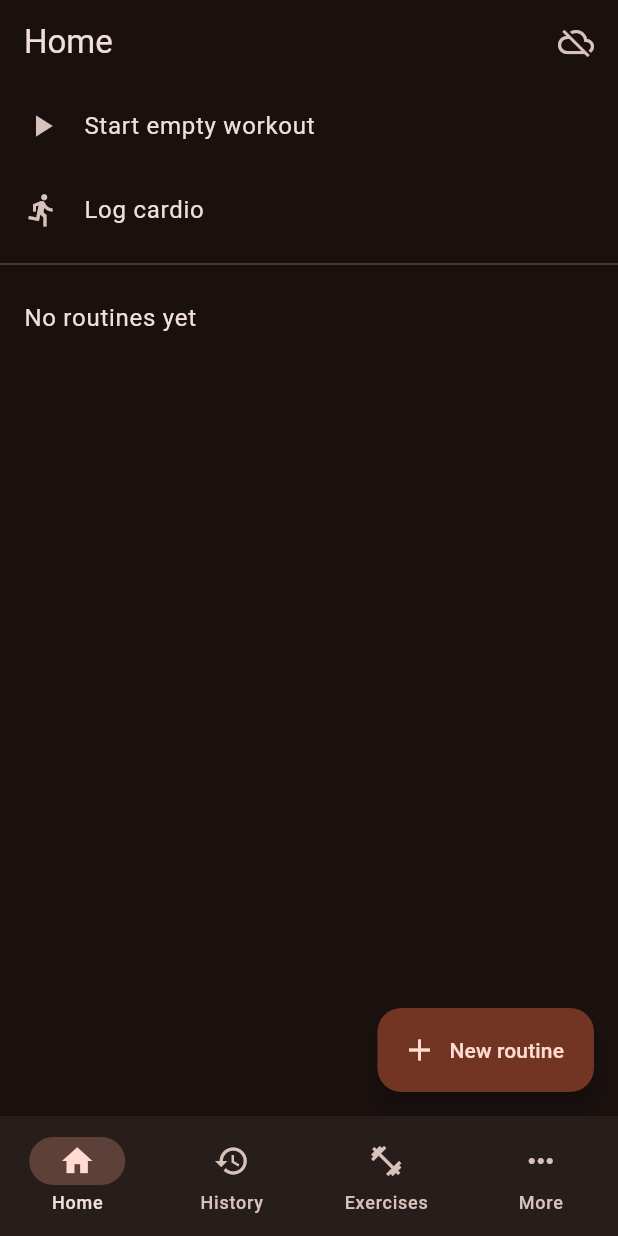
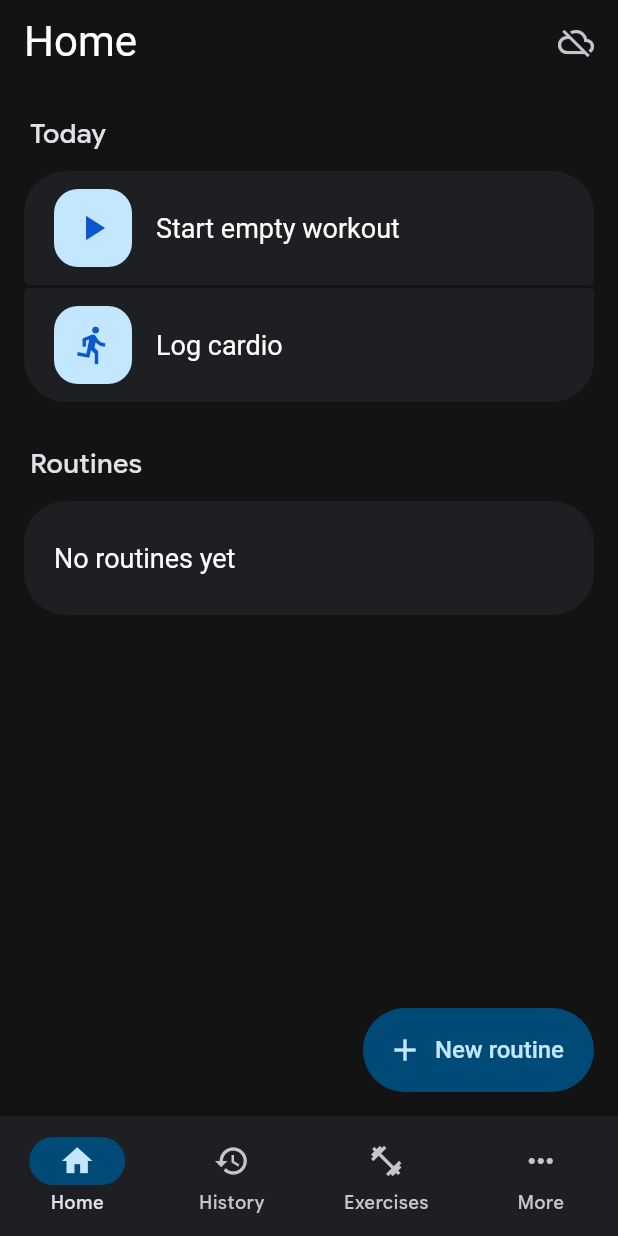
Before and after one commit to danielrispler/timburr, a Flutter app: the screen it shows after launch, after a tap on the "close" icon, on a phone screen of 412 x 824 dp. Run offline on Flutter 3.47's test engine with Material 3 defaults, Android fonts, the phone set to English and light mode, and no system bars; our stand-ins replace connectivity_plus, drift, drift_flutter, file_picker, flutter_local_notifications, share_plus and 2 more; accounts and stored records are empty; generated files the repository leaves out were written again; network calls fail.

Commit message:
Restyle the app after Google Health
Dark Google Health palette, Google Sans Flex (static 400/500 Latin
subsets, OFL), pill buttons, grouped rounded lists (TileGroup) and
light-blue icon tiles chosen by muscle group.

Co-Authored-By: Claude Opus 5.5 (1M context) <noreply@anthropic.com>

```diff
--- a/lib/main.dart
+++ b/lib/main.dart
@@ -13,6 +13,7 @@ import 'data/sync.dart';
 import 'data/routines.dart';
 import 'data/workouts.dart';
 import 'ui/core/app_shell.dart';
+import 'ui/core/theme.dart';
 import 'ui/sync/sync_ui.dart';
 
 Future<void> main() async {
@@ -46,9 +47,7 @@ class TimburrApp extends StatelessWidget {
     return MaterialApp(
       title: 'Timburr',
       themeMode: ThemeMode.dark,
-      darkTheme: ThemeData(
-        colorScheme: ColorScheme.fromSeed(seedColor: Colors.deepOrange, brightness: Brightness.dark),
-      ),
+      darkTheme: buildDarkTheme(),
       home: sync == null
           ? AppShell(catalog: catalog, routines: routines, workouts: workouts, cardio: cardio)
           : _AuthGate(catalog: catalog, routines: routines, workouts: workouts, cardio: cardio, sync: sync!),
--- a/lib/ui/backup/backup_screen.dart
+++ b/lib/ui/backup/backup_screen.dart
@@ -6,6 +6,7 @@ import 'package:flutter/material.dart';
 import 'package:path_provider/path_provider.dart';
 import 'package:share_plus/share_plus.dart';
 
+import '../core/theme.dart';
 import '../../data/backup.dart';
 import '../../data/db.dart';
 import '../../data/sync.dart';
@@ -94,20 +95,22 @@ class _BackupScreenState extends State<BackupScreen> {
             child: ListView(
               children: [
                 if (_busy) const LinearProgressIndicator(),
+                TileGroup(children: [
                 ListTile(
-                  leading: const Icon(Icons.upload_file),
+                  leading: const IconTile(Icons.upload_file),
                   title: const Text('Export backup'),
                   subtitle: const Text('All data as one JSON file, via the share sheet'),
                   enabled: !_busy,
                   onTap: _export,
                 ),
                 ListTile(
-                  leading: const Icon(Icons.restore),
+                  leading: const IconTile(Icons.restore),
                   title: const Text('Restore backup'),
                   subtitle: const Text('Pick a backup file, then replace or merge'),
                   enabled: !_busy,
                   onTap: _restore,
                 ),
+                ]),
               ],
             ),
           ),
@@ -134,10 +137,9 @@ class _BackupReminderCardState extends State<BackupReminderCard> {
         future: _due,
         builder: (context, snap) => snap.data != true || _dismissed
             ? const SizedBox.shrink()
-            : Card(
-                margin: const EdgeInsets.all(12),
-                child: ListTile(
-                  leading: const Icon(Icons.backup),
+            : TileGroup(children: [
+                ListTile(
+                  leading: const IconTile(Icons.backup),
                   title: const Text('Back up your data'),
                   subtitle: const Text('No export in the last 14 days'),
                   onTap: widget.onOpen,
@@ -150,6 +152,6 @@ class _BackupReminderCardState extends State<BackupReminderCard> {
                     },
                   ),
                 ),
-              ),
+              ]),
       );
 }
--- /dev/null
+++ b/lib/ui/core/theme.dart
@@ -0,0 +1,216 @@
+import 'package:flutter/material.dart';
+
+// Google Health (Fitbit) dark palette, sampled from its screens.
+const _bg = Color(0xFF131314);
+const _surface = Color(0xFF1E1F22);
+const _surfaceHigh = Color(0xFF2A2B2F);
+const _primary = Color(0xFFA8C7FA);
+const _onPrimary = Color(0xFF062E6F);
+const _tonal = Color(0xFF004A77);
+const _onTonal = Color(0xFFC2E7FF);
+const _iconTile = Color(0xFFC2E7FF);
+const _onIconTile = Color(0xFF0B57D0);
+
+final _pill = WidgetStatePropertyAll(const StadiumBorder());
+const _bigButton = WidgetStatePropertyAll(Size(64, 52));
+const _buttonText = WidgetStatePropertyAll(
+  TextStyle(fontSize: 16, fontWeight: FontWeight.w500),
+);
+
+ThemeData buildDarkTheme() {
+  final scheme =
+      ColorScheme.fromSeed(
+        seedColor: _primary,
+        brightness: Brightness.dark,
+      ).copyWith(
+        surface: _bg,
+        surfaceContainerLowest: _bg,
+        surfaceContainerLow: _surface,
+        surfaceContainer: _surface,
+        surfaceContainerHigh: _surfaceHigh,
+        surfaceContainerHighest: _surfaceHigh,
+        primary: _primary,
+        onPrimary: _onPrimary,
+        primaryContainer: _iconTile,
+        onPrimaryContainer: _onIconTile,
+        secondaryContainer: _tonal,
+        onSecondaryContainer: _onTonal,
+        error: const Color(0xFFF2B8B5),
+        errorContainer: const Color(0xFFB3261E),
+      );
+  final input = OutlineInputBorder(borderRadius: BorderRadius.circular(8));
+  return ThemeData(
+    colorScheme: scheme,
+    fontFamily: 'GoogleSans',
+    scaffoldBackgroundColor: _bg,
+    appBarTheme: const AppBarTheme(
+      backgroundColor: _bg,
+      surfaceTintColor: Colors.transparent,
+      scrolledUnderElevation: 0,
+      titleTextStyle: TextStyle(
+        fontSize: 28,
+        fontWeight: FontWeight.w400,
+        color: Colors.white,
+      ),
+    ),
+    cardTheme: CardThemeData(
+      color: _surface,
+      elevation: 0,
+      margin: const EdgeInsets.symmetric(vertical: 4),
+      shape: RoundedRectangleBorder(borderRadius: BorderRadius.circular(24)),
+    ),
+    listTileTheme: const ListTileThemeData(
+      contentPadding: EdgeInsets.symmetric(horizontal: 20, vertical: 6),
+      minTileHeight: 64,
+      titleTextStyle: TextStyle(fontSize: 18, color: Colors.white),
+      subtitleTextStyle: TextStyle(fontSize: 15, color: Color(0xFFC4C7C5)),
+    ),
+    filledButtonTheme: FilledButtonThemeData(
+      style: ButtonStyle(
+        shape: _pill,
+        minimumSize: _bigButton,
+        textStyle: _buttonText,
+      ),
+    ),
+    outlinedButtonTheme: OutlinedButtonThemeData(
+      style: ButtonStyle(
+        shape: _pill,
+        minimumSize: _bigButton,
+        textStyle: _buttonText,
+      ),
+    ),
+    textButtonTheme: TextButtonThemeData(
+      style: ButtonStyle(shape: _pill, textStyle: _buttonText),
+    ),
+    floatingActionButtonTheme: const FloatingActionButtonThemeData(
+      backgroundColor: _tonal,
+      foregroundColor: _onTonal,
+      elevation: 0,
+      shape: StadiumBorder(),
+      extendedTextStyle: TextStyle(fontSize: 16, fontWeight: FontWeight.w500),
+    ),
+    inputDecorationTheme: InputDecorationTheme(
+      border: input,
+      enabledBorder: input.copyWith(
+        borderSide: const BorderSide(color: Color(0xFF8E918F)),
+      ),
+      focusedBorder: input.copyWith(
+        borderSide: const BorderSide(color: _primary, width: 2),
+      ),
+    ),
+    searchBarTheme: const SearchBarThemeData(
+      backgroundColor: WidgetStatePropertyAll(_surfaceHigh),
+      elevation: WidgetStatePropertyAll(0),
+    ),
+    dialogTheme: DialogThemeData(
+      backgroundColor: _surfaceHigh,
+      shape: RoundedRectangleBorder(borderRadius: BorderRadius.circular(28)),
+    ),
+    bottomSheetTheme: const BottomSheetThemeData(
+      backgroundColor: _surface,
+      showDragHandle: true,
+    ),
+    navigationBarTheme: const NavigationBarThemeData(
+      backgroundColor: _surface,
+      indicatorColor: _tonal,
+      elevation: 0,
+    ),
+    segmentedButtonTheme: SegmentedButtonThemeData(
+      style: ButtonStyle(
+        backgroundColor: WidgetStateProperty.resolveWith(
+          (s) => s.contains(WidgetState.selected) ? _tonal : null,
+        ),
+        foregroundColor: WidgetStateProperty.resolveWith(
+          (s) => s.contains(WidgetState.selected) ? _onTonal : null,
+        ),
+      ),
+    ),
+    checkboxTheme: CheckboxThemeData(
+      shape: RoundedRectangleBorder(borderRadius: BorderRadius.circular(4)),
+    ),
+    dividerTheme: const DividerThemeData(color: Colors.transparent, space: 16),
+  );
+}
+
+/// Google Health style grouped list: 2px gaps, big outer corners, small inner ones.
+class TileGroup extends StatelessWidget {
+  const TileGroup({super.key, required this.children, this.title});
+
+  final List<Widget> children;
+  final String? title;
+
+  @override
+  Widget build(BuildContext context) {
+    const big = Radius.circular(28), small = Radius.circular(4);
+    final n = children.length;
+    return Padding(
+      padding: const EdgeInsets.fromLTRB(16, 8, 16, 8),
+      child: Column(
+        crossAxisAlignment: CrossAxisAlignment.start,
+        children: [
+          if (title != null)
+            Padding(
+              padding: const EdgeInsets.fromLTRB(4, 12, 4, 12),
+              child: Text(
+                title!,
+                style: const TextStyle(
+                  fontSize: 18,
+                  fontWeight: FontWeight.w500,
+                ),
+              ),
+            ),
+          for (var i = 0; i < n; i++)
+            Padding(
+              padding: EdgeInsets.only(top: i == 0 ? 0 : 2),
+              child: Material(
+                color: _surface,
+                clipBehavior: Clip.antiAlias,
+                borderRadius: BorderRadius.vertical(
+                  top: i == 0 ? big : small,
+                  bottom: i == n - 1 ? big : small,
+                ),
+                child: children[i],
+              ),
+            ),
+        ],
+      ),
+    );
+  }
+}
+
+/// Light-blue rounded square holding an icon, used as a list tile's leading.
+class IconTile extends StatelessWidget {
+  const IconTile(this.icon, {super.key});
+
+  final IconData icon;
+
+  @override
+  Widget build(BuildContext context) => Container(
+    width: 52,
+    height: 52,
+    decoration: BoxDecoration(
+      color: _iconTile,
+      borderRadius: BorderRadius.circular(16),
+    ),
+    child: Icon(icon, color: _onIconTile, size: 28),
+  );
+}
+
+/// Icon for an exercise's IconTile, by its primary muscle (catalog muscle names).
+IconData muscleIcon(String? muscle) => switch (muscle) {
+  'abdominals' || 'lower back' => Icons.self_improvement,
+  'quadriceps' ||
+  'hamstrings' ||
+  'glutes' ||
+  'calves' ||
+  'abductors' ||
+  'adductors' => Icons.directions_run,
+  'chest' || 'shoulders' || 'triceps' => Icons.sports_martial_arts,
+  'lats' ||
+  'middle back' ||
+  'traps' ||
+  'biceps' ||
+  'forearms' => Icons.sports_gymnastics,
+  'neck' => Icons.accessibility_new,
+  _ => Icons.fitness_center,
+};
--- a/lib/ui/exercises/exercise_picker.dart
+++ b/lib/ui/exercises/exercise_picker.dart
@@ -2,6 +2,7 @@ import 'dart:async';
 
 import 'package:flutter/material.dart';
 
+import '../core/theme.dart';
 import '../../data/catalog.dart';
 
 /// Search plus muscle and equipment filters over the catalog. Reused by later tickets to pick an exercise.
@@ -37,7 +38,7 @@ class _ExercisePickerState extends State<ExercisePicker> {
         child: DropdownButtonFormField<String?>(
           initialValue: value,
           isExpanded: true,
-          decoration: InputDecoration(labelText: label, border: const OutlineInputBorder(), isDense: true),
+          decoration: InputDecoration(labelText: label, isDense: true),
           items: [
             const DropdownMenuItem(value: null, child: Text('Any')),
             for (final o in options) DropdownMenuItem(value: o, child: Text(o)),
@@ -59,9 +60,9 @@ class _ExercisePickerState extends State<ExercisePicker> {
           children: [
             Padding(
               padding: const EdgeInsets.fromLTRB(16, 12, 16, 8),
-              child: TextField(
-                decoration: const InputDecoration(
-                    prefixIcon: Icon(Icons.search), hintText: 'Search exercises', border: OutlineInputBorder()),
+              child: SearchBar(
+                leading: const Padding(padding: EdgeInsets.only(left: 8), child: Icon(Icons.search)),
+                hintText: 'Search exercises',
                 onChanged: (v) {
                   _query = v;
                   _reload();
@@ -97,13 +98,25 @@ class _ExercisePickerState extends State<ExercisePicker> {
                           itemCount: entries.length,
                           itemBuilder: (_, i) {
                             final e = entries[i];
-                            return ListTile(
+                            const big = Radius.circular(28), small = Radius.circular(4);
+                            // Same look as TileGroup, kept per item so the list stays lazy.
+                            return Padding(
+                              padding: EdgeInsets.fromLTRB(16, i == 0 ? 8 : 2, 16, 0),
+                              child: Material(
+                                color: Theme.of(context).colorScheme.surfaceContainer,
+                                clipBehavior: Clip.antiAlias,
+                                borderRadius: BorderRadius.vertical(
+                                    top: i == 0 ? big : small, bottom: i == entries.length - 1 ? big : small),
+                                child: ListTile(
+                              leading: IconTile(muscleIcon(e.muscles.firstOrNull)),
                               title: Text(e.name),
                               subtitle: Text([...e.muscles, ?e.equipment].join(' · ')),
                               onTap: () async {
                                 await widget.onSelected(e);
                                 _reload();
                               },
+                                ),
+                              ),
                             );
                           },
                         ),
--- a/lib/ui/history/history_screen.dart
+++ b/lib/ui/history/history_screen.dart
@@ -1,5 +1,6 @@
 import 'package:flutter/material.dart';
 
+import '../core/theme.dart';
 import '../../data/cardio.dart';
 import '../../data/catalog.dart';
 import '../../data/db.dart';
@@ -30,7 +31,7 @@ class _HistoryScreenState extends State<HistoryScreen> {
   Widget build(BuildContext context) {
     return Column(children: [
       Padding(
-        padding: const EdgeInsets.all(8),
+        padding: const EdgeInsets.fromLTRB(16, 8, 16, 0),
         child: SegmentedButton<_Type>(
           segments: const [
             ButtonSegment(value: _Type.all, label: Text('All')),
@@ -50,13 +51,16 @@ class _HistoryScreenState extends State<HistoryScreen> {
               final items = mergeHistory(ws.data ?? const [], cs.data ?? const [],
                   strength: _type != _Type.cardio, cardio: _type != _Type.strength);
               if (items.isEmpty) return const Center(child: Text('No finished sessions yet'));
-              return ListView.builder(
-                itemCount: items.length,
-                itemBuilder: (context, i) => switch (items[i]) {
-                  final Workout w => _workoutTile(context, w),
-                  final c => _cardioTile(context, c as CardioData),
-                },
-              );
+              // shortcut: one group builds every tile eagerly, switch to per-month lazy groups if history gets long.
+              return ListView(children: [
+                TileGroup(children: [
+                  for (final item in items)
+                    switch (item) {
+                      final Workout w => _workoutTile(context, w),
+                      final c => _cardioTile(context, c as CardioData),
+                    },
+                ]),
+              ]);
             },
           ),
         ),
@@ -70,7 +74,7 @@ class _HistoryScreenState extends State<HistoryScreen> {
   Widget _workoutTile(BuildContext context, Workout w) {
     final mins = w.finishedAt!.difference(w.startedAt).inMinutes;
     return ListTile(
-      leading: const Icon(Icons.fitness_center),
+      leading: const IconTile(Icons.fitness_center),
       title: Text(_when(context, w.startedAt)),
       subtitle: Text(w.notes?.isNotEmpty == true ? '$mins min · ${w.notes}' : '$mins min',
           maxLines: 1, overflow: TextOverflow.ellipsis),
@@ -82,7 +86,7 @@ class _HistoryScreenState extends State<HistoryScreen> {
   Widget _cardioTile(BuildContext context, CardioData c) {
     final pace = paceSecPerKm(c.distanceKm, c.durationSec);
     return ListTile(
-      leading: const Icon(Icons.directions_run),
+      leading: const IconTile(Icons.directions_run),
       title: Text(_when(context, c.startedAt)),
       subtitle: Text(
           '${c.type} · ${c.distanceKm} km · ${c.durationSec ~/ 60} min${pace == null ? '' : ' · ${formatPace(pace)} /km'}',
--- a/lib/ui/routines/routines_home.dart
+++ b/lib/ui/routines/routines_home.dart
@@ -1,5 +1,6 @@
 import 'package:flutter/material.dart';
 
+import '../core/theme.dart';
 import '../../data/cardio.dart';
 import '../../data/catalog.dart';
 import '../../data/db.dart';
@@ -60,42 +61,42 @@ class RoutinesHome extends StatelessWidget {
                       stream: workouts.watchActive(),
                       builder: (context, snap) {
                         final w = snap.data;
-                        return w == null
+                        return TileGroup(title: 'Today', children: [
+                          w == null
                               ? ListTile(
-                                leading: const Icon(Icons.play_arrow),
+                                  leading: const IconTile(Icons.play_arrow),
                                   title: const Text('Start empty workout'),
                                   onTap: () => _start(context),
                                 )
-                            : Card(
-                                margin: const EdgeInsets.all(12),
-                                child: ListTile(
-                                  leading: const Icon(Icons.timer),
+                              : ListTile(
+                                  leading: const IconTile(Icons.timer),
                                   title: const Text('Workout in progress'),
                                   subtitle: const Text('Tap to resume'),
                                   onTap: () => _workout(context, w.id),
                                 ),
-                              );
-                      },
-                    ),
                           ListTile(
-                      leading: const Icon(Icons.directions_run),
+                            leading: const IconTile(Icons.directions_run),
                             title: const Text('Log cardio'),
                             onTap: () => Navigator.of(context)
                                 .push(MaterialPageRoute(builder: (_) => CardioForm(store: cardio))),
                           ),
-                    const Divider(),
+                        ]);
+                      },
+                    ),
+                    TileGroup(title: 'Routines', children: [
                       if (routines.isEmpty) const ListTile(title: Text('No routines yet')),
                       for (final r in routines)
                         ListTile(
                           title: Text(r.name),
                           subtitle: r.stickyNote == null || r.stickyNote!.isEmpty ? null : Text(r.stickyNote!),
-                        leading: IconButton(
-                            icon: const Icon(Icons.play_circle),
+                          leading: const IconTile(Icons.fitness_center),
+                          trailing: IconButton.filledTonal(
+                              icon: const Icon(Icons.play_arrow),
                               tooltip: 'Start ${r.name}',
                               onPressed: () => _start(context, routineId: r.id)),
-                        trailing: const Icon(Icons.edit),
                           onTap: () => _open(context, r.id),
                         ),
+                    ]),
                   ],
                 ),
               ),
--- a/lib/ui/sync/sync_ui.dart
+++ b/lib/ui/sync/sync_ui.dart
@@ -1,6 +1,7 @@
 import 'package:flutter/material.dart';
 import 'package:supabase_flutter/supabase_flutter.dart';
 
+import '../core/theme.dart';
 import '../../data/cardio.dart';
 import '../../data/catalog.dart';
 import '../../data/importer.dart';
@@ -77,28 +78,31 @@ class MoreScreen extends StatelessWidget {
   @override
   Widget build(BuildContext context) => ListView(
         children: [
+          TileGroup(title: 'Data', children: [
           ListTile(
-            leading: const Icon(Icons.file_download),
+            leading: const IconTile(Icons.file_download),
             title: const Text('Import'),
             onTap: () => Navigator.of(context).push(MaterialPageRoute(
               builder: (_) => ImportScreen(importer: Importer(catalog.db, catalog), catalog: catalog),
             )),
           ),
           ListTile(
-            leading: const Icon(Icons.directions_run),
+            leading: const IconTile(Icons.directions_run),
             title: const Text('Cardio stats'),
             onTap: () => Navigator.of(context).push(MaterialPageRoute(builder: (_) => CardioStatsScreen(cardio: cardio))),
           ),
           ListTile(
-            leading: const Icon(Icons.backup),
+            leading: const IconTile(Icons.backup),
             title: const Text('Backup / Restore'),
             onTap: () => Navigator.of(context)
                 .push(MaterialPageRoute(builder: (_) => BackupScreen(db: catalog.db, engine: engine))),
           ),
-          if (engine case final engine?) ...[
-            ListTile(leading: const Icon(Icons.sync), title: const Text('Sync now'), onTap: engine.sync),
-            ListTile(leading: const Icon(Icons.logout), title: const Text('Sign out'), onTap: () => _signOut(context)),
-          ],
+          ]),
+          if (engine case final engine?)
+            TileGroup(title: 'Account', children: [
+              ListTile(leading: const IconTile(Icons.sync), title: const Text('Sync now'), onTap: engine.sync),
+              ListTile(leading: const IconTile(Icons.logout), title: const Text('Sign out'), onTap: () => _signOut(context)),
+            ]),
         ],
       );
 }
@@ -146,6 +150,7 @@ class _LoginScreenState extends State<LoginScreen> {
                   keyboardType: TextInputType.emailAddress,
                   autofillHints: const [AutofillHints.email],
                 ),
+                const SizedBox(height: 16),
                 TextField(
                   controller: _password,
                   decoration: const InputDecoration(labelText: 'Password'),
--- a/pubspec.yaml
+++ b/pubspec.yaml
@@ -32,3 +32,9 @@ flutter:
   uses-material-design: true
   assets:
     - assets/exercises.json
+  fonts:
+    - family: GoogleSans
+      fonts:
+        - asset: assets/fonts/GoogleSans-400.ttf
+        - asset: assets/fonts/GoogleSans-500.ttf
+          weight: 500
```
Also changed, not shown: assets/fonts/OFL.txt (added, +93 -0 lines), lib/ui/cardio/cardio_stats.dart (+6 -1 lines), lib/ui/exercises/exercise_detail.dart (+13 -14 lines), lib/ui/routines/routine_editor.dart (+12 -2 lines), assets/fonts/GoogleSans-400.ttf (added), assets/fonts/GoogleSans-500.ttf (added). Lines whose indentation alone changed are shown as unchanged.
